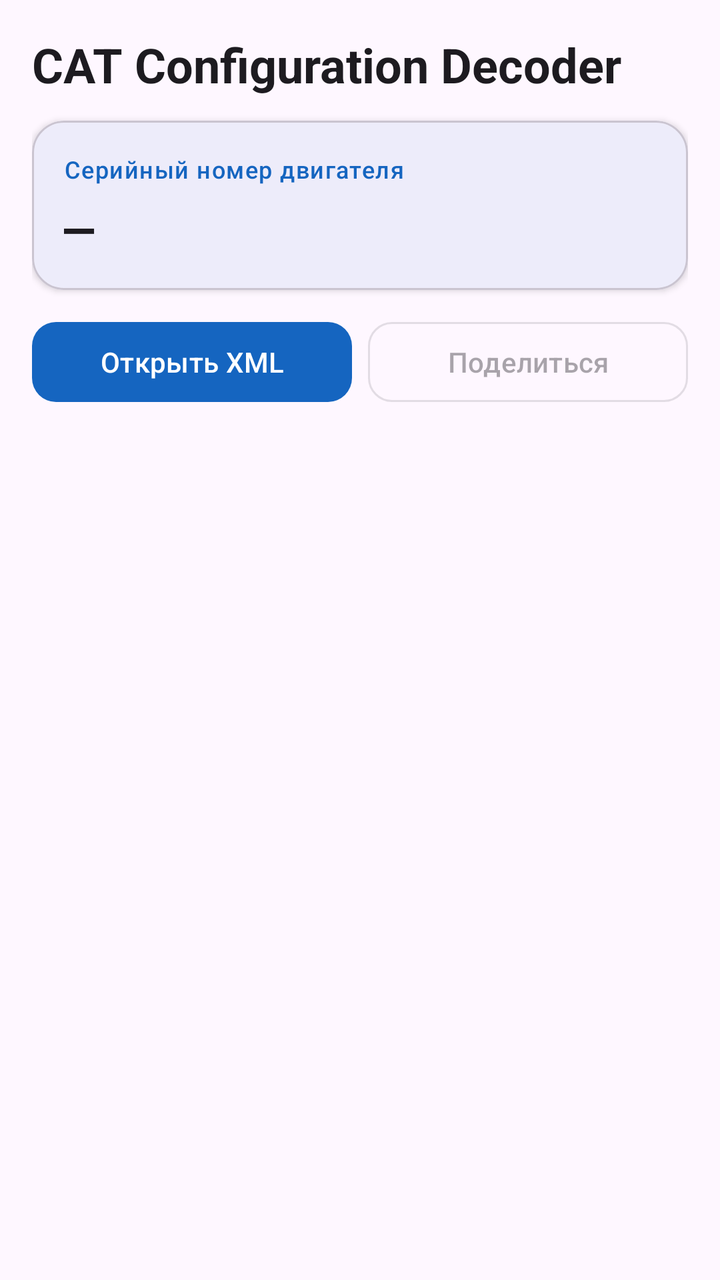
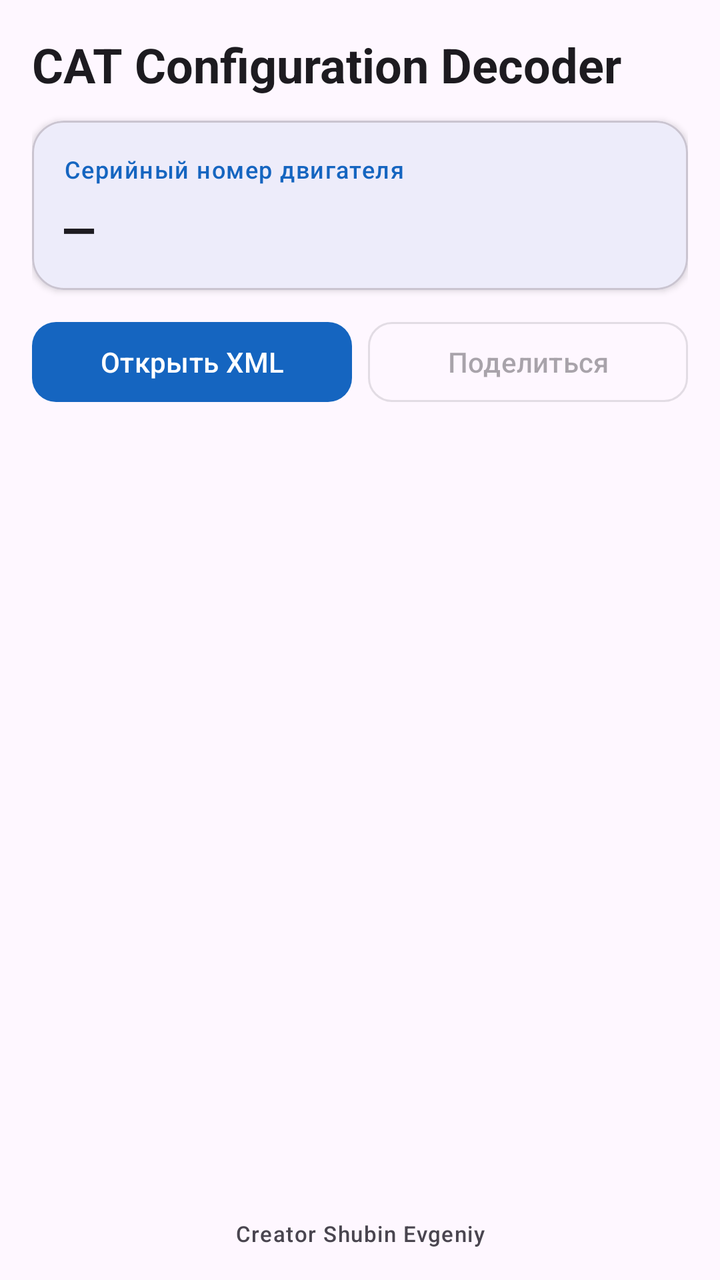

Before-and-after screenshots of an Android layout around one commit, followed by the original layout XML and the change that was made.
<!-- AndroidManifest.xml: application theme Theme.CatPwdDecoder -->
<!-- res/layout/activity_main.xml -->
<?xml version="1.0" encoding="utf-8"?>
<LinearLayout xmlns:android="http://schemas.android.com/apk/res/android"
    xmlns:app="http://schemas.android.com/apk/res-auto"
    android:layout_width="match_parent"
    android:layout_height="match_parent"
    android:orientation="vertical"
    android:padding="16dp">

    <TextView
        android:layout_width="match_parent"
        android:layout_height="wrap_content"
        android:text="@string/app_name"
        android:textAppearance="?attr/textAppearanceHeadlineSmall"
        android:textStyle="bold"/>

    <com.google.android.material.card.MaterialCardView
        android:layout_width="match_parent"
        android:layout_height="wrap_content"
        android:layout_marginTop="12dp"
        app:cardCornerRadius="16dp"
        app:cardElevation="2dp"
        app:strokeWidth="1dp"
        app:strokeColor="?attr/colorOutlineVariant">

        <LinearLayout
            android:layout_width="match_parent"
            android:layout_height="wrap_content"
            android:orientation="vertical"
            android:padding="16dp">

            <TextView
                android:layout_width="wrap_content"
                android:layout_height="wrap_content"
                android:text="@string/label_engine_serial"
                android:textAppearance="?attr/textAppearanceLabelMedium"
                android:textColor="?attr/colorPrimary"/>

            <TextView
                android:id="@+id/tvEngineSerial"
                android:layout_width="match_parent"
                android:layout_height="wrap_content"
                android:layout_marginTop="4dp"
                android:text="—"
                android:textAppearance="?attr/textAppearanceHeadlineSmall"
                android:fontFamily="monospace"
                android:textStyle="bold"/>
        </LinearLayout>
    </com.google.android.material.card.MaterialCardView>

    <LinearLayout
        android:layout_width="match_parent"
        android:layout_height="wrap_content"
        android:layout_marginTop="12dp"
        android:orientation="horizontal">

        <com.google.android.material.button.MaterialButton
            android:id="@+id/btnPick"
            android:layout_width="0dp"
            android:layout_height="wrap_content"
            android:layout_weight="1"
            android:text="@string/btn_pick"
            app:cornerRadius="12dp"/>

        <com.google.android.material.button.MaterialButton
            android:id="@+id/btnShare"
            style="@style/Widget.Material3.Button.OutlinedButton"
            android:layout_width="0dp"
            android:layout_height="wrap_content"
            android:layout_weight="1"
            android:layout_marginStart="8dp"
            android:text="@string/btn_share"
            android:enabled="false"
            app:cornerRadius="12dp"/>
    </LinearLayout>

    <androidx.recyclerview.widget.RecyclerView
        android:id="@+id/recyclerConfig"
        android:layout_width="match_parent"
        android:layout_height="0dp"
        android:layout_weight="1"
        android:layout_marginTop="12dp"
        android:clipToPadding="false"
        android:paddingBottom="16dp"/>
</LinearLayout>
<!-- resources referenced by this layout -->
<resources>
  <string name="app_name">CAT Configuration Decoder</string>
  <string name="btn_pick">Открыть XML</string>
  <string name="btn_share">Поделиться</string>
  <string name="label_engine_serial">Серийный номер двигателя</string>
  <style name="Theme.CatPwdDecoder" parent="Theme.Material3.DayNight.NoActionBar">
          <item name="colorPrimary">#1565C0</item>
          <item name="colorOnPrimary">#FFFFFF</item>
      </style>
</resources>

<!-- the commit's change to res/layout/activity_main.xml (unified diff, before → after) -->
@@ -73,12 +73,21 @@
             app:cornerRadius="12dp"/>
     </LinearLayout>
 
-    <androidx.recyclerview.widget.RecyclerView
+       <androidx.recyclerview.widget.RecyclerView
         android:id="@+id/recyclerConfig"
         android:layout_width="match_parent"
         android:layout_height="0dp"
         android:layout_weight="1"
         android:layout_marginTop="12dp"
         android:clipToPadding="false"
-        android:paddingBottom="16dp"/>
+        android:paddingBottom="8dp"/>
+
+    <TextView
+        android:layout_width="match_parent"
+        android:layout_height="wrap_content"
+        android:layout_marginTop="8dp"
+        android:text="Creator Shubin Evgeniy"
+        android:textAppearance="?attr/textAppearanceLabelSmall"
+        android:textColor="?attr/colorOnSurfaceVariant"
+        android:gravity="center"/>
 </LinearLayout>
